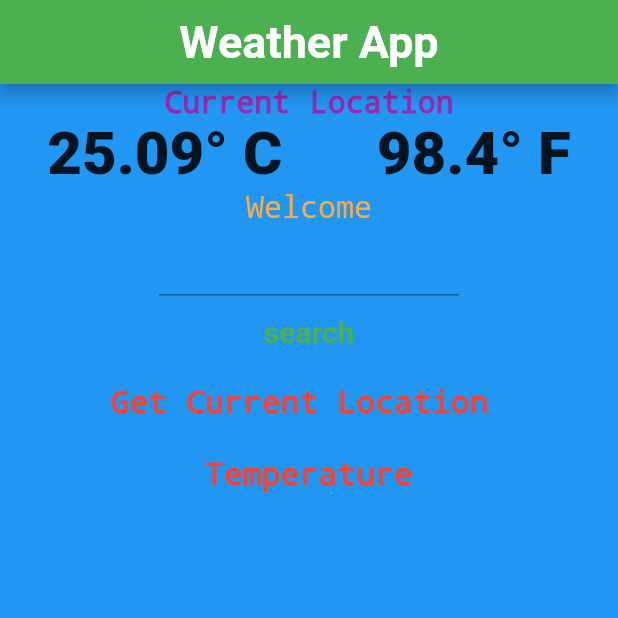
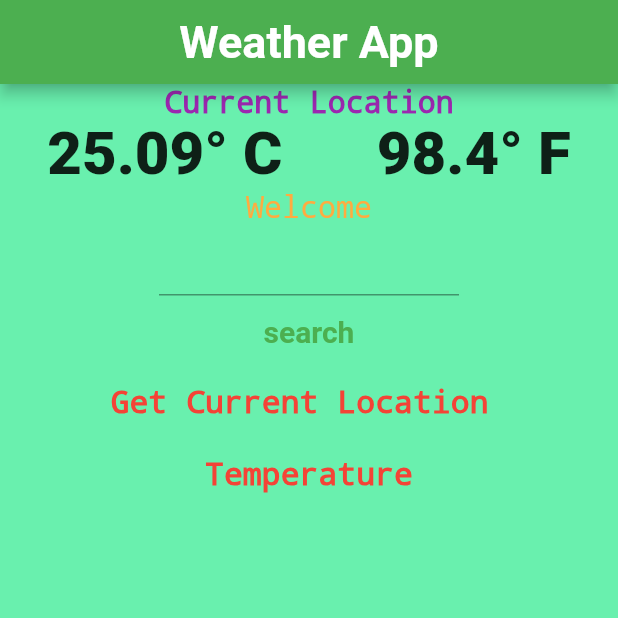
Before and after one commit to Kamol-Paul/my_weather_app, a Flutter app: the screen it shows after launch, on a phone screen of 412 x 824 dp, the top half of it. Run offline on Flutter 3.47's test engine with Material 2 defaults, Android fonts, the phone set to English and light mode, and no system bars; our stand-ins replace geolocator.

Commit message:
merge to main branch

```diff
--- a/lib/HomePage/homeBody.dart
+++ b/lib/HomePage/homeBody.dart
@@ -110,7 +110,7 @@ class _HomeBodyState extends State<HomeBody> {
   Widget build(BuildContext context) {
     return Container(
         alignment: Alignment.topCenter,
-        color: Colors.blue.shade500,
+        color: Colors.greenAccent,
         child :Center(
         child: Column(
           mainAxisAlignment: MainAxisAlignment.start,
```
